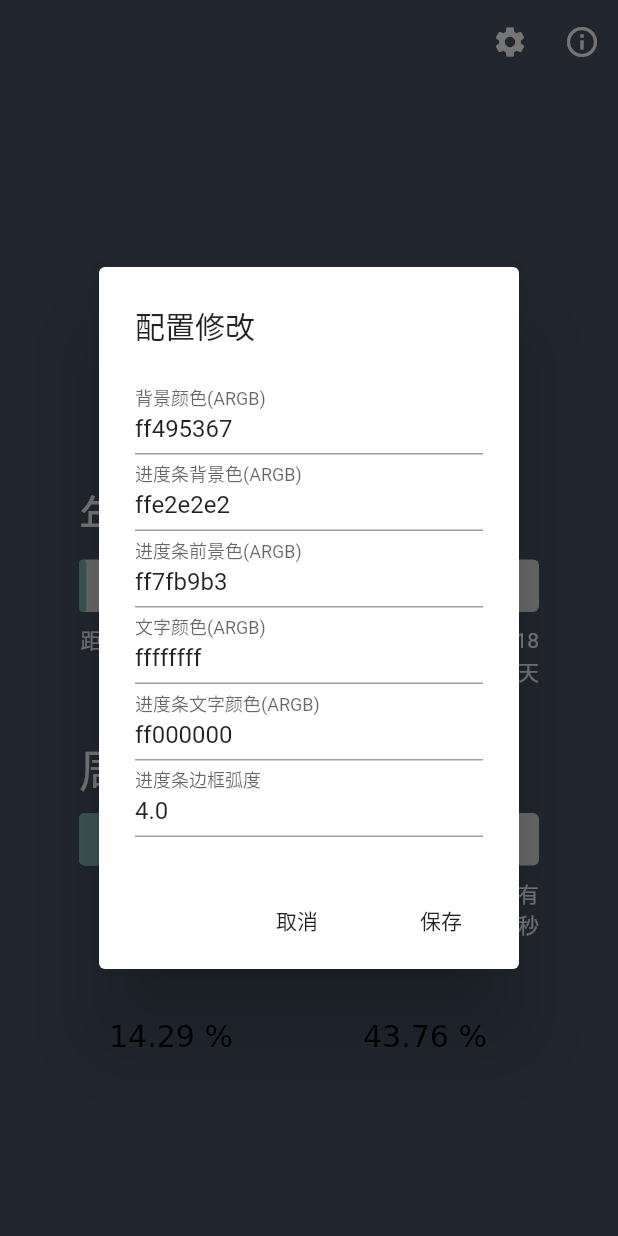
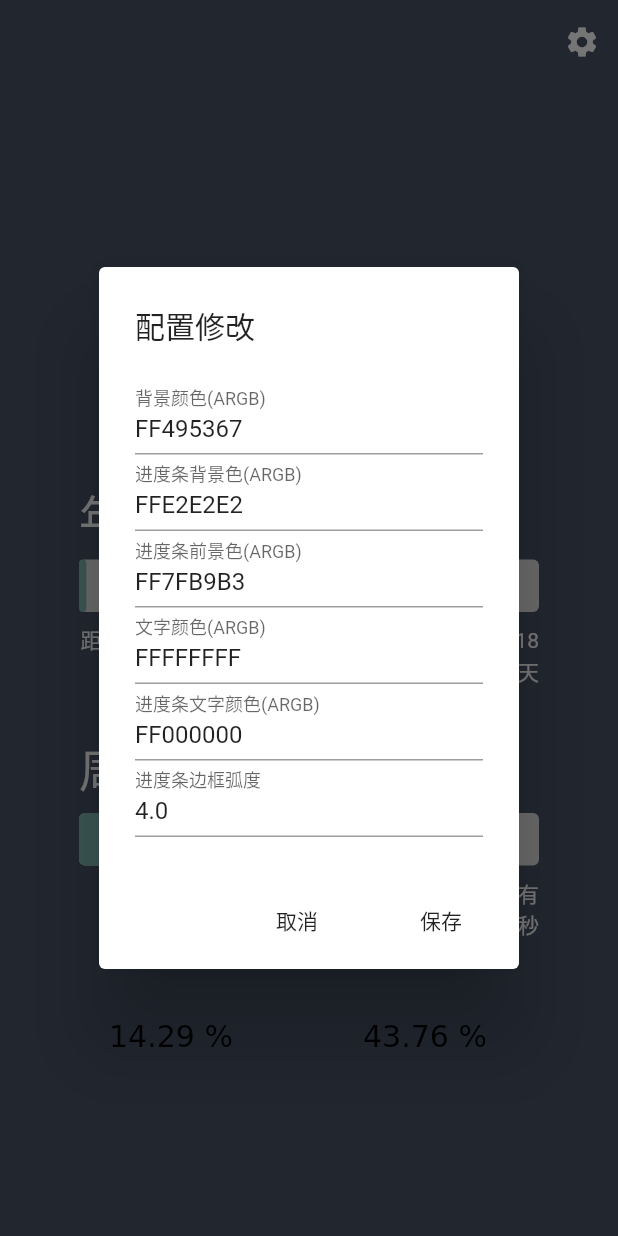
Before and after one commit to cenumi/FlutterWeb, a Flutter app: the screen it shows after launch, after a tap on the "settings" icon, on a phone screen of 412 x 824 dp. Run offline on Flutter 3.47's test engine with Material 2 defaults, Android fonts, the light colour scheme and no system bars; our stand-ins replace shared_preferences.

Commit message:
调整显示

```diff
--- a/lib/ui/dialog.dart
+++ b/lib/ui/dialog.dart
@@ -36,37 +36,37 @@ class _SettingDialogState extends State<SettingDialog> {
             mainAxisSize: MainAxisSize.min,
             children: <Widget>[
               TextFormField(
-                decoration: InputDecoration(labelText: '背景颜色(ARGB)',isDense: true),
-                initialValue: _conf.backgroundColor.toRadixString(16),
+                decoration: InputDecoration(labelText: '背景颜色(ARGB)', isDense: true),
+                initialValue: _conf.backgroundColor.toRadixString(16).toUpperCase(),
                 validator: (s) => RegExp(r'[a-fA-F0-9]{1,8}').hasMatch(s) ? null : '请填写十六进制ARGB颜色值',
                 onSaved: (s) => _conf.backgroundColor = int.parse('0x$s'),
               ),
               TextFormField(
-                decoration: InputDecoration(labelText: '进度条背景色(ARGB)',isDense: true),
-                initialValue: _conf.itemBackgroundColor.toRadixString(16),
+                decoration: InputDecoration(labelText: '进度条背景色(ARGB)', isDense: true),
+                initialValue: _conf.itemBackgroundColor.toRadixString(16).toUpperCase(),
                 validator: (s) => RegExp(r'[a-fA-F0-9]{1,8}').hasMatch(s) ? null : '请填写十六进制ARGB颜色值',
                 onSaved: (s) => _conf.itemBackgroundColor = int.parse('0x$s'),
               ),
               TextFormField(
-                decoration: InputDecoration(labelText: '进度条前景色(ARGB)',isDense: true),
-                initialValue: _conf.itemForegroundColor.toRadixString(16),
+                decoration: InputDecoration(labelText: '进度条前景色(ARGB)', isDense: true),
+                initialValue: _conf.itemForegroundColor.toRadixString(16).toUpperCase(),
                 validator: (s) => RegExp(r'[a-fA-F0-9]{1,8}').hasMatch(s) ? null : '请填写十六进制ARGB颜色值',
                 onSaved: (s) => _conf.itemForegroundColor = int.parse('0x$s'),
               ),
               TextFormField(
-                decoration: InputDecoration(labelText: '文字颜色(ARGB)',isDense: true),
-                initialValue: _conf.textColor.toRadixString(16),
+                decoration: InputDecoration(labelText: '文字颜色(ARGB)', isDense: true),
+                initialValue: _conf.textColor.toRadixString(16).toUpperCase(),
                 validator: (s) => RegExp(r'[a-fA-F0-9]{1,8}').hasMatch(s) ? null : '请填写十六进制ARGB颜色值',
                 onSaved: (s) => _conf.textColor = int.parse('0x$s'),
               ),
               TextFormField(
-                decoration: InputDecoration(labelText: '进度条文字颜色(ARGB)',isDense: true),
-                initialValue: _conf.itemTextColor.toRadixString(16),
+                decoration: InputDecoration(labelText: '进度条文字颜色(ARGB)', isDense: true),
+                initialValue: _conf.itemTextColor.toRadixString(16).toUpperCase(),
                 validator: (s) => RegExp(r'[a-fA-F0-9]{1,8}').hasMatch(s) ? null : '请填写十六进制ARGB颜色值',
                 onSaved: (s) => _conf.itemTextColor = int.parse('0x$s'),
               ),
               TextFormField(
-                decoration: InputDecoration(labelText: '进度条边框弧度',isDense: true),
+                decoration: InputDecoration(labelText: '进度条边框弧度', isDense: true),
                 initialValue: _conf.radius.toString(),
                 validator: (s) => RegExp(r'^\d+(.\d+)?$').hasMatch(s) ? null : '请填写数字',
                 onSaved: (s) => _conf.radius = double.parse('$s'),
@@ -80,8 +80,6 @@ class _SettingDialogState extends State<SettingDialog> {
     );
   }
 
-
-
   _save() async {
     final fs = _key.currentState;
     final sp = await SharedPreferences.getInstance();
--- a/lib/ui/item.dart
+++ b/lib/ui/item.dart
@@ -119,6 +119,7 @@ class _ProgressPainter extends CustomPainter {
   @override
   bool shouldRepaint(_ProgressPainter oldDelegate) {
     return oldDelegate.ratio != ratio ||
+        oldDelegate.radius != radius ||
         oldDelegate.textColor != textColor ||
         oldDelegate.backgroundColor != backgroundColor ||
         oldDelegate.foregroundColor != foregroundColor;
--- a/lib/ui/page.dart
+++ b/lib/ui/page.dart
@@ -17,20 +17,23 @@ class _MyHomePageState extends State<MyHomePage> {
   StreamController<DateTime> _controller;
   StreamController<ColorConfig> _colorController;
   Timer _timer;
-  Map config;
 
   @override
   void initState() {
     _colorController = StreamController();
-    SharedPreferences.getInstance().then((sp) {
-      final conf = sp.getString('config');
-      if (conf != null) _colorController.add(ColorConfig.fromJson(jsonDecode(conf)));
-    });
     _controller = StreamController();
     _timer = Timer.periodic(Duration(seconds: 1), (t) {
       _controller.add(DateTime.now());
     });
     super.initState();
+  }
+
+  @override
+  void didChangeDependencies() async {
+    final sp = await SharedPreferences.getInstance();
+    final conf = sp.getString('config');
+    if (conf != null) _colorController.add(ColorConfig.fromJson(jsonDecode(conf)));
+    super.didChangeDependencies();
   }
 
   @override
@@ -56,11 +59,11 @@ class _MyHomePageState extends State<MyHomePage> {
                 elevation: 0,
                 actions: <Widget>[
                   Builder(
-                      builder: (ctx) =>
-                          IconButton(icon: Icon(Icons.settings), onPressed: () => _showDialog(ctx, config.data))),
-                  IconButton(
-                      icon: Icon(Icons.info_outline),
-                      onPressed: () => showAboutDialog(context: context, children: [Text('进度！！！')]))
+                      builder: (ctx) => IconButton(
+                          icon: Icon(Icons.settings),
+                          tooltip: '颜色配置设定',
+                          onPressed: () => _showDialog(ctx, config.data))),
+//                  IconButton(icon: Icon(Icons.info_outline), onPressed: () {})
                 ],
               ),
               backgroundColor: Color(config.data.backgroundColor),
--- a/pubspec.yaml
+++ b/pubspec.yaml
@@ -24,6 +24,7 @@ dependencies:
   # Use with the CupertinoIcons class for iOS style icons.
   #cupertino_icons: ^0.1.2
   shared_preferences: any
+  js: any
 
 dev_dependencies:
   flutter_test:
```
Also changed, not shown: pubspec.lock, 1 other file.
